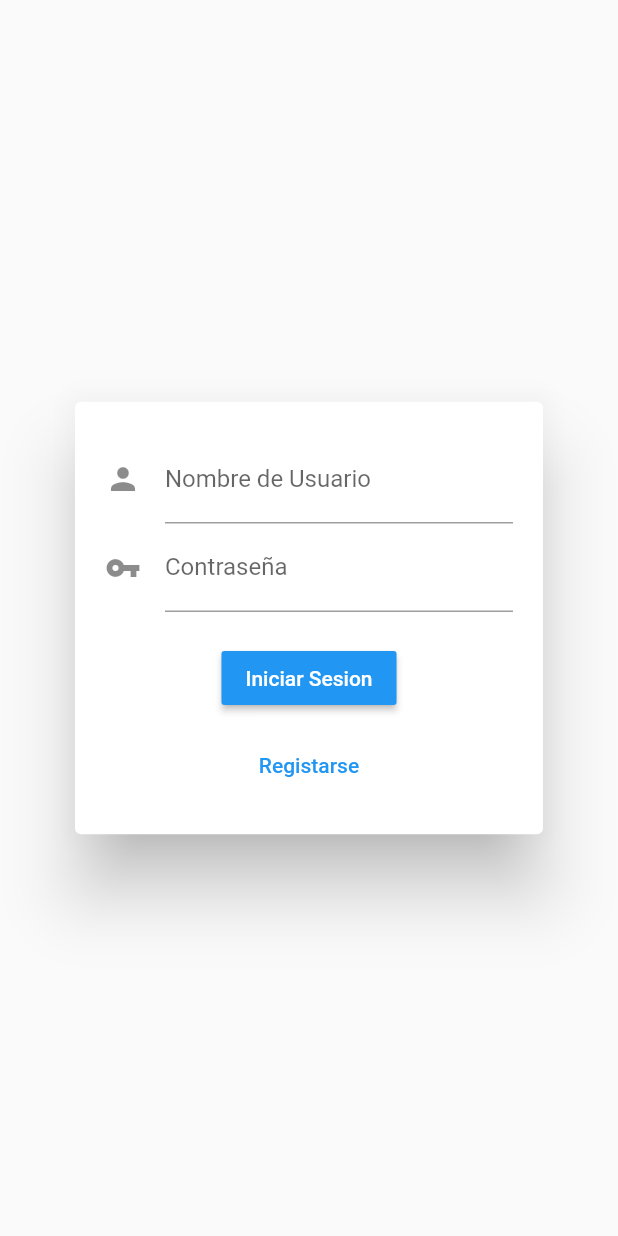
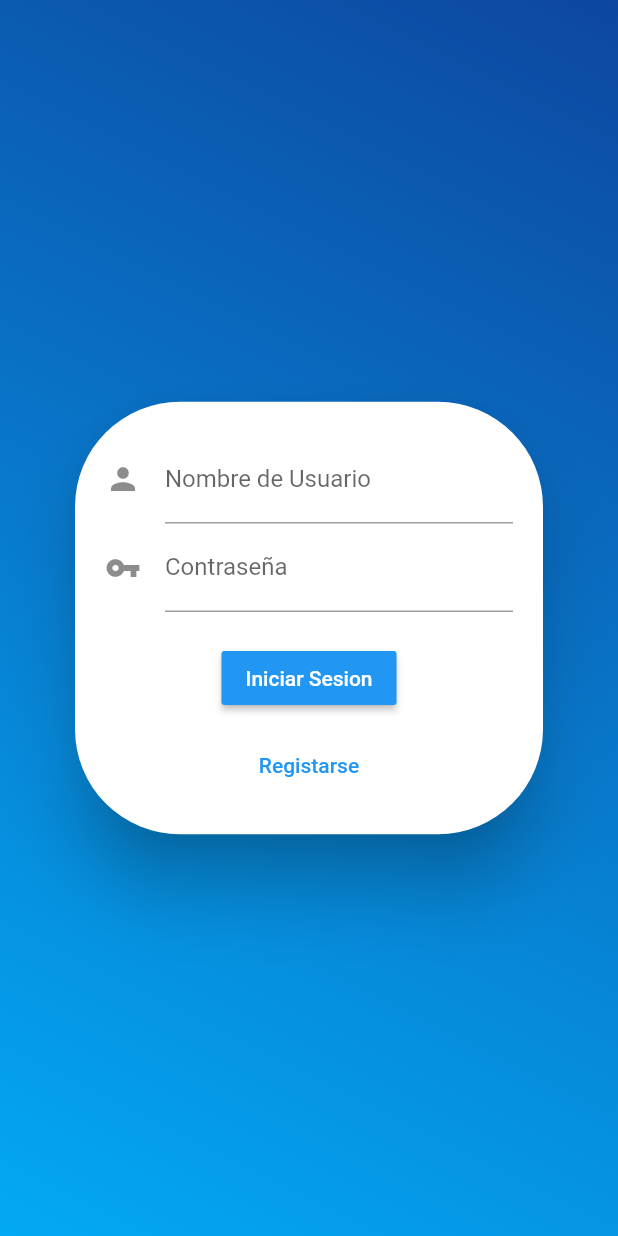
Before and after one commit to Josedav9/Flutter-Parking, a Flutter app: the screen it shows after launch, after a tap on "Iniciar Sesion", on a phone screen of 412 x 824 dp. Run offline on Flutter 3.47's test engine with Material 2 defaults, Android fonts, the phone set to English and light mode, and no system bars; network calls fail.

Commit message:
home-register pages

```diff
--- /dev/null
+++ b/lib/contants.dart
@@ -0,0 +1,3 @@
+final REQUEST_URL = 'https://vecinoo.herokuapp.com/v1/api/';
+final SIGN_IN = '/auth/signin';
+final SIGN_UP = '/auth/signup';
--- a/lib/widgets/home.dart
+++ b/lib/widgets/home.dart
@@ -1,18 +1,27 @@
 import 'package:flutter/material.dart';
 import 'package:http/http.dart' as http;
+import 'package:parking/contants.dart';
+import 'package:parking/widgets/register.dart';
 
 class HomePage extends StatelessWidget {
   final _userNameController = TextEditingController();
   final _userPassword = TextEditingController();
-  final url = '';
+  final url = REQUEST_URL+SIGN_IN;
 
-  void _submitData() {
+  void _submitData() async {
     String userName = _userNameController.text;
     String userPassword = _userPassword.text;
-    var body = {'user_name': userName, 'password': userPassword};
-    http.post(url, body: {...body}).then((response) {
-      print(response.body);
-    });
+    var json = {'username': userName, 'password': userPassword};
+    try {
+      var response = await http.post(url, body: json);
+      if(response.statusCode > 399){
+        throw new ErrorDescription(response.body);
+      }else{
+        print(response.body);
+      }
+    } catch (e) {
+      print("[Login Error] $e");
+    }
   }
 
   @override
@@ -21,11 +30,15 @@ class HomePage extends StatelessWidget {
       body: Container(
         decoration: BoxDecoration(
           gradient: LinearGradient(
-            colors: [const Color(0xffed00), const Color(0x020024)],
+            begin: Alignment.topRight,
+            end: Alignment.bottomLeft,
+            colors: [Colors.blue[900], Colors.lightBlue],
           ),
         ),
         child: Center(
           child: Card(
+            shape:
+                RoundedRectangleBorder(borderRadius: BorderRadius.circular(70)),
             elevation: 20,
             margin: EdgeInsets.all(50),
             child: Container(
@@ -61,7 +74,12 @@ class HomePage extends StatelessWidget {
                   ),
                   SizedBox(height: 10),
                   FlatButton(
-                    onPressed: _submitData,
+                    onPressed: () {
+                      Navigator.push(
+                          context,
+                          MaterialPageRoute(
+                              builder: (context) => RegisterPage()));
+                    },
                     child: Text("Registarse"),
                     textColor: Colors.blue,
                   )
```
